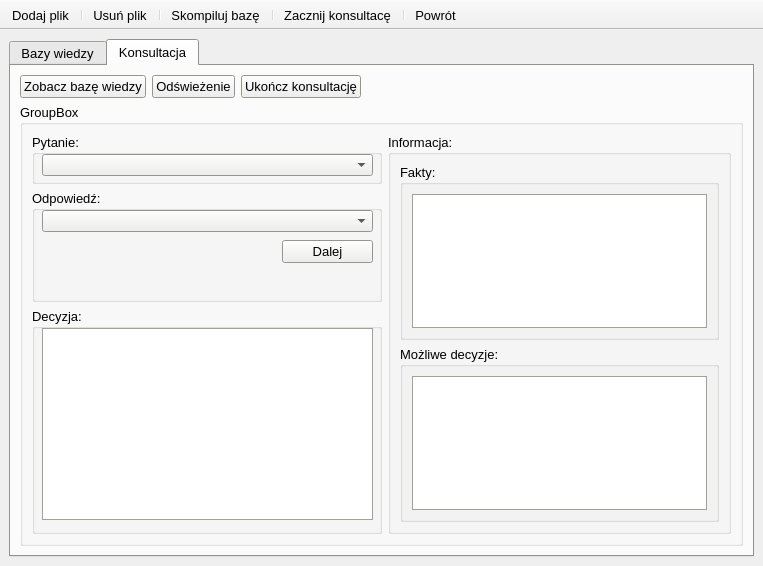
pyden/PyScanex, file pyscanex.ui: the form before one commit.
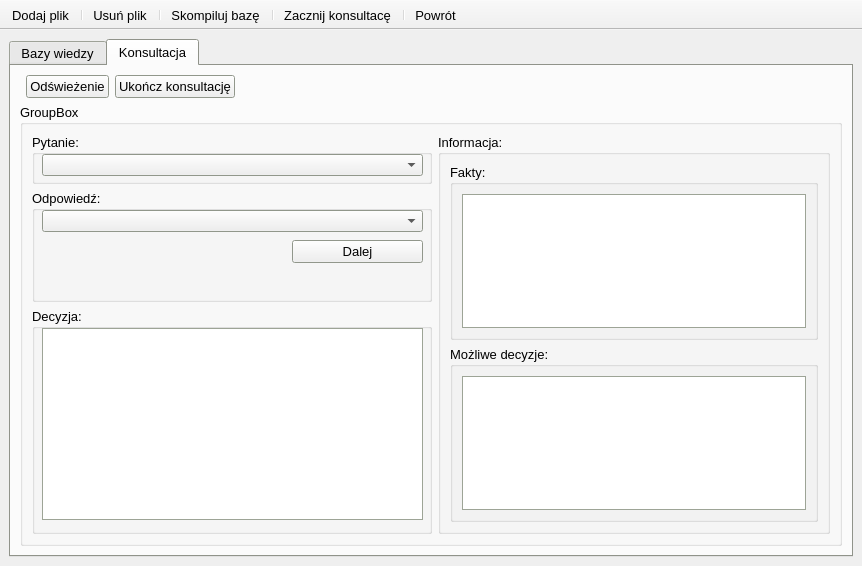
The form after the commit. Icons and pictures are not drawn.

```diff
--- a/pyscanex.ui
+++ b/pyscanex.ui
@@ -6,7 +6,7 @@
    <rect>
     <x>0</x>
     <y>0</y>
-    <width>763</width>
+    <width>862</width>
     <height>566</height>
    </rect>
   </property>
@@ -255,20 +255,6 @@
             </property>
            </widget>
           </item>
-          <item row="0" column="0">
-           <widget class="QPushButton" name="pushButtonDisplay">
-            <property name="text">
-             <string>Zobacz bazę wiedzy</string>
-            </property>
-            <property name="icon">
-             <iconset resource="resources.qrc">
-              <normaloff>:/icons/page_white_magnify.png</normaloff>:/icons/page_white_magnify.png</iconset>
-            </property>
-            <property name="flat">
-             <bool>false</bool>
-            </property>
-           </widget>
-          </item>
           <item row="0" column="2">
            <widget class="QPushButton" name="pushButtonStop">
             <property name="text">
@@ -305,7 +291,7 @@
                 <widget class="QGroupBox" name="groupBox_2">
                  <property name="minimumSize">
                   <size>
-                   <width>350</width>
+                   <width>400</width>
                    <height>50</height>
                   </size>
                  </property>
@@ -323,7 +309,7 @@
                    <rect>
                     <x>10</x>
                     <y>20</y>
-                    <width>331</width>
+                    <width>381</width>
                     <height>22</height>
                    </rect>
                   </property>
@@ -334,7 +320,7 @@
                 <widget class="QGroupBox" name="groupBox_3">
                  <property name="minimumSize">
                   <size>
-                   <width>350</width>
+                   <width>400</width>
                    <height>83</height>
                   </size>
                  </property>
@@ -346,7 +332,7 @@
                    <rect>
                     <x>10</x>
                     <y>20</y>
-                    <width>331</width>
+                    <width>381</width>
                     <height>22</height>
                    </rect>
                   </property>
@@ -354,9 +340,9 @@
                  <widget class="QPushButton" name="pushButtonNext">
                   <property name="geometry">
                    <rect>
-                    <x>250</x>
+                    <x>260</x>
                     <y>50</y>
-                    <width>91</width>
+                    <width>131</width>
                     <height>23</height>
                    </rect>
                   </property>
@@ -441,7 +427,7 @@
                    <rect>
                     <x>10</x>
                     <y>20</y>
-                    <width>331</width>
+                    <width>381</width>
                     <height>192</height>
                    </rect>
                   </property>
```
